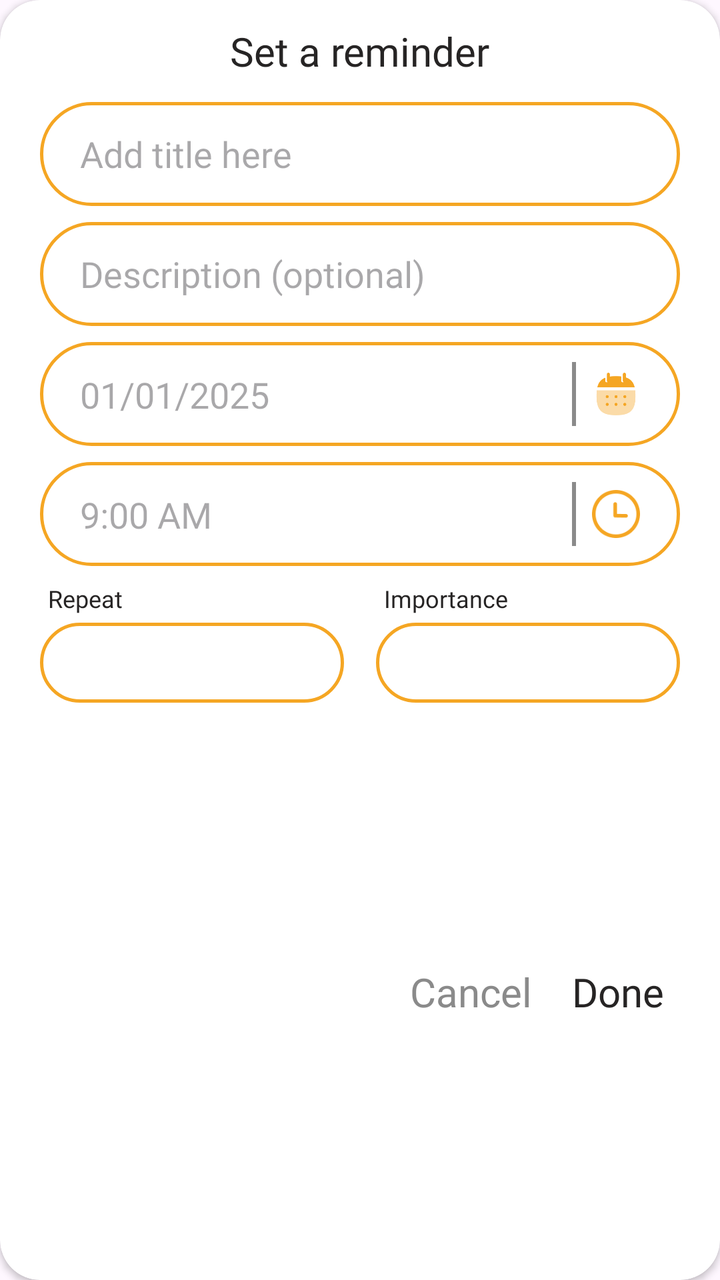
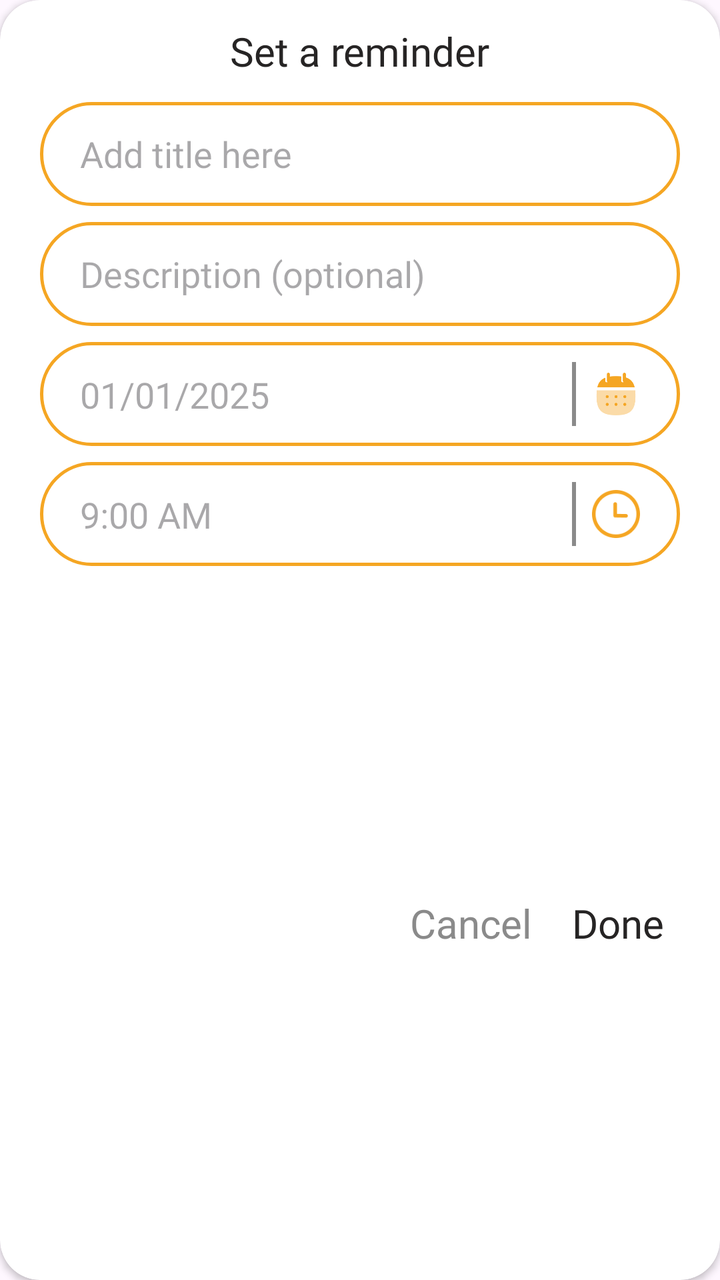

Before-and-after screenshots of an Android layout around one commit, followed by the original layout XML and the change that was made.
<!-- AndroidManifest.xml: application theme Theme.Radiate -->
<!-- res/layout/popup_activity_reminder.xml -->
<?xml version="1.0" encoding="utf-8"?>
<androidx.cardview.widget.CardView xmlns:android="http://schemas.android.com/apk/res/android"
    android:layout_width="match_parent"
    android:layout_height="wrap_content"
    xmlns:app="http://schemas.android.com/apk/res-auto"
    android:backgroundTint="@color/white"
    app:cardCornerRadius="20dp"
    android:layout_margin="20dp">

    <androidx.constraintlayout.widget.ConstraintLayout
        android:layout_width="match_parent"
        android:layout_height="match_parent">

        <TextView
            android:id="@+id/tvTitle"
            android:layout_width="wrap_content"
            android:layout_height="wrap_content"
            android:text="@string/set_a_reminder"
            android:textSize="20sp"
            android:fontFamily="@font/inika_regular"
            android:textColor="@color/black"
            android:layout_marginTop="12dp"
            app:layout_constraintTop_toTopOf="parent"
            app:layout_constraintStart_toStartOf="parent"
            app:layout_constraintEnd_toEndOf="parent"/>

        <EditText
            android:id="@+id/edtReminderTitle"
            android:layout_width="match_parent"
            android:layout_height="wrap_content"
            android:minHeight="52dp"
            android:background="@drawable/custom_background_edittext"
            android:hint="@string/reminder_title"
            android:layout_marginTop="12dp"
            android:layout_marginStart="20dp"
            android:layout_marginEnd="20dp"
            app:layout_constraintTop_toBottomOf="@+id/tvTitle"
            app:layout_constraintStart_toStartOf="parent"
            app:layout_constraintEnd_toEndOf="parent"/>

        <EditText
            android:id="@+id/edtReminderDescription"
            android:layout_width="match_parent"
            android:layout_height="wrap_content"
            android:minHeight="52dp"
            android:background="@drawable/custom_background_edittext"
            android:hint="@string/reminder_description"
            android:textColor="@color/black"
            android:fontFamily="@font/inika_regular"
            android:layout_marginTop="8dp"
            android:layout_marginStart="20dp"
            android:layout_marginEnd="20dp"
            app:layout_constraintTop_toBottomOf="@id/edtReminderTitle"/>

        <androidx.constraintlayout.widget.ConstraintLayout
            android:id="@+id/calenderSection"
            android:layout_width="match_parent"
            android:layout_height="wrap_content"
            android:minHeight="52dp"
            android:background="@drawable/custom_background_edittext"
            android:layout_marginTop="8dp"
            android:layout_marginStart="20dp"
            android:layout_marginEnd="20dp"
            app:layout_constraintTop_toBottomOf="@id/edtReminderDescription">

            <EditText
                android:id="@+id/edtReminderDate"
                android:layout_width="0dp"
                android:layout_height="wrap_content"
                android:background="@color/white"
                android:hint="@string/task_date"
                android:textColor="@color/black"
                android:fontFamily="@font/opensans"
                app:layout_constraintTop_toTopOf="parent"
                app:layout_constraintStart_toStartOf="parent"
                app:layout_constraintBottom_toBottomOf="parent"
                app:layout_constraintEnd_toStartOf="@id/divider"/>

            <View
                android:id="@+id/divider"
                android:layout_width="2dp"
                android:layout_height="32dp"
                android:background="@color/grey"
                android:layout_marginEnd="8dp"
                app:layout_constraintTop_toTopOf="parent"
                app:layout_constraintBottom_toBottomOf="parent"
                app:layout_constraintEnd_toStartOf="@+id/imgBtnCalender"/>

            <ImageButton
                android:id="@+id/imgBtnCalender"
                android:layout_width="24dp"
                android:layout_height="24dp"
                android:background="@drawable/icon_calender_4x"
                android:layout_marginEnd="20dp"
                app:layout_constraintTop_toTopOf="parent"
                app:layout_constraintEnd_toEndOf="parent"
                app:layout_constraintBottom_toBottomOf="parent"/>

        </androidx.constraintlayout.widget.ConstraintLayout>

        <androidx.constraintlayout.widget.ConstraintLayout
            android:id="@+id/timeSection"
            android:layout_width="match_parent"
            android:layout_height="wrap_content"
            android:minHeight="52dp"
            android:background="@drawable/custom_background_edittext"
            android:layout_marginTop="8dp"
            android:layout_marginStart="20dp"
            android:layout_marginEnd="20dp"
            app:layout_constraintTop_toBottomOf="@id/calenderSection">

            <EditText
                android:id="@+id/edtReminderTime"
                android:layout_width="0dp"
                android:layout_height="wrap_content"
                android:background="@color/white"
                android:hint="@string/reminder_time"
                android:textColor="@color/black"
                android:fontFamily="@font/opensans"
                app:layout_constraintTop_toTopOf="parent"
                app:layout_constraintStart_toStartOf="parent"
                app:layout_constraintBottom_toBottomOf="parent"
                app:layout_constraintEnd_toStartOf="@id/divider2"/>

            <View
                android:id="@+id/divider2"
                android:layout_width="2dp"
                android:layout_height="32dp"
                android:background="@color/grey"
                android:layout_marginEnd="8dp"
                app:layout_constraintTop_toTopOf="parent"
                app:layout_constraintBottom_toBottomOf="parent"
                app:layout_constraintEnd_toStartOf="@+id/imgBtnTime"/>

            <ImageButton
                android:id="@+id/imgBtnTime"
                android:layout_width="24dp"
                android:layout_height="24dp"
                android:background="@drawable/time_circle"
                android:layout_marginEnd="20dp"
                app:layout_constraintTop_toTopOf="parent"
                app:layout_constraintEnd_toEndOf="parent"
                app:layout_constraintBottom_toBottomOf="parent"/>

        </androidx.constraintlayout.widget.ConstraintLayout>

        <LinearLayout
            android:id="@+id/spinnerSection"
            android:layout_width="match_parent"
            android:layout_height="wrap_content"
            android:orientation="horizontal"
            android:weightSum="2"
            android:gravity="center_vertical"
            android:layout_marginStart="20dp"
            android:layout_marginEnd="20dp"
            android:layout_marginTop="8dp"
            app:layout_constraintTop_toBottomOf="@id/timeSection">

            <LinearLayout
                android:layout_width="match_parent"
                android:layout_height="match_parent"
                android:orientation="vertical"
                android:layout_weight="1">

                <TextView
                    android:id="@+id/txtRepeat"
                    android:layout_width="wrap_content"
                    android:layout_height="wrap_content"
                    android:text="@string/repeat"
                    android:textSize="12sp"
                    android:textColor="@color/black"
                    android:fontFamily="@font/inika_regular"
                    android:layout_marginStart="4dp"/>

                <Spinner
                    android:id="@+id/spinnerRepeat"
                    android:layout_width="match_parent"
                    android:layout_height="wrap_content"
                    android:minHeight="40dp"
                    android:background="@drawable/custom_background_edittext"
                    android:gravity="center"
                    android:layout_marginTop="4dp"
                    android:layout_marginEnd="8dp"/>

            </LinearLayout>

            <LinearLayout
                android:layout_width="match_parent"
                android:layout_height="match_parent"
                android:orientation="vertical"
                android:layout_weight="1">

                <TextView
                    android:id="@+id/txtFrequency"
                    android:layout_width="wrap_content"
                    android:layout_height="wrap_content"
                    android:text="@string/importance"
                    android:textColor="@color/black"
                    android:textSize="12sp"
                    android:fontFamily="@font/inika_regular"
                    android:layout_marginStart="12dp"/>

                <Spinner
                    android:id="@+id/spinnerImportance"
                    android:layout_width="match_parent"
                    android:layout_height="wrap_content"
                    android:minHeight="40dp"
                    android:layout_marginTop="4dp"
                    android:layout_marginStart="8dp"
                    android:background="@drawable/custom_background_edittext" />

            </LinearLayout>
        </LinearLayout>

        <TextView
            android:id="@+id/btnDone"
            android:layout_width="wrap_content"
            android:layout_height="wrap_content"
            android:text="@string/done"
            android:textSize="20sp"
            android:textColor="@color/black"
            android:fontFamily="@font/inika_regular"
            android:layout_marginEnd="28dp"
            android:layout_marginTop="12dp"
            android:layout_marginBottom="12dp"
            app:layout_constraintTop_toBottomOf="@id/spinnerSection"
            app:layout_constraintBottom_toBottomOf="parent"
            app:layout_constraintEnd_toEndOf="parent"/>

        <TextView
            android:id="@+id/btnCancel"
            android:layout_width="wrap_content"
            android:layout_height="wrap_content"
            android:text="@string/cancel"
            android:textSize="20sp"
            android:textColor="@color/grey"
            android:layout_marginTop="12dp"
            android:layout_marginEnd="20dp"
            android:layout_marginBottom="12dp"
            app:layout_constraintEnd_toStartOf="@id/btnDone"
            app:layout_constraintBottom_toBottomOf="parent"
            app:layout_constraintTop_toBottomOf="@id/spinnerSection"/>


    </androidx.constraintlayout.widget.ConstraintLayout>
</androidx.cardview.widget.CardView>
<!-- resources referenced by this layout -->
<resources>
  <color name="black">#262424</color>
  <color name="grey">#8A8A8A</color>
  <color name="white">#FFFFFFFF</color>
  <!-- drawable custom_background_edittext (drawable) -->
  <?xml version="1.0" encoding="utf-8"?>
  <shape xmlns:android="http://schemas.android.com/apk/res/android" android:shape="rectangle">
  
      <solid android:color="@color/white"/>
      <stroke android:width="1.5dp"
          android:color="@color/softcoral"/>
      <corners android:radius="25dp"/>
      <padding android:left="20dp"/>
  </shape>
  <!-- drawable icon_calender_4x: jpg bitmap (drawable, 14753 bytes) -->
  <!-- drawable time_circle: png bitmap (drawable, 2359 bytes) -->
  <string name="cancel">Cancel</string>
  <string name="done">Done</string>
  <string name="importance">Importance</string>
  <string name="reminder_description">Description (optional)</string>
  <string name="reminder_time">9:00 AM</string>
  <string name="reminder_title">Add title here</string>
  <string name="repeat">Repeat</string>
  <string name="set_a_reminder">Set a reminder</string>
  <string name="task_date">01/01/2025</string>
  <style name="Theme.Radiate" parent="Base.Theme.Radiate" />
  <color name="softcoral">#F5A623</color>
  <style name="Base.Theme.Radiate" parent="Theme.Material3.DayNight.NoActionBar">
          
          
      </style>
</resources>

<!-- the commit's change to res/layout/popup_activity_reminder.xml (unified diff, before → after) -->
@@ -144,74 +144,6 @@
 
         </androidx.constraintlayout.widget.ConstraintLayout>
 
-        <LinearLayout
-            android:id="@+id/spinnerSection"
-            android:layout_width="match_parent"
-            android:layout_height="wrap_content"
-            android:orientation="horizontal"
-            android:weightSum="2"
-            android:gravity="center_vertical"
-            android:layout_marginStart="20dp"
-            android:layout_marginEnd="20dp"
-            android:layout_marginTop="8dp"
-            app:layout_constraintTop_toBottomOf="@id/timeSection">
-
-            <LinearLayout
-                android:layout_width="match_parent"
-                android:layout_height="match_parent"
-                android:orientation="vertical"
-                android:layout_weight="1">
-
-                <TextView
-                    android:id="@+id/txtRepeat"
-                    android:layout_width="wrap_content"
-                    android:layout_height="wrap_content"
-                    android:text="@string/repeat"
-                    android:textSize="12sp"
-                    android:textColor="@color/black"
-                    android:fontFamily="@font/inika_regular"
-                    android:layout_marginStart="4dp"/>
-
-                <Spinner
-                    android:id="@+id/spinnerRepeat"
-                    android:layout_width="match_parent"
-                    android:layout_height="wrap_content"
-                    android:minHeight="40dp"
-                    android:background="@drawable/custom_background_edittext"
-                    android:gravity="center"
-                    android:layout_marginTop="4dp"
-                    android:layout_marginEnd="8dp"/>
-
-            </LinearLayout>
-
-            <LinearLayout
-                android:layout_width="match_parent"
-                android:layout_height="match_parent"
-                android:orientation="vertical"
-                android:layout_weight="1">
-
-                <TextView
-                    android:id="@+id/txtFrequency"
-                    android:layout_width="wrap_content"
-                    android:layout_height="wrap_content"
-                    android:text="@string/importance"
-                    android:textColor="@color/black"
-                    android:textSize="12sp"
-                    android:fontFamily="@font/inika_regular"
-                    android:layout_marginStart="12dp"/>
-
-                <Spinner
-                    android:id="@+id/spinnerImportance"
-                    android:layout_width="match_parent"
-                    android:layout_height="wrap_content"
-                    android:minHeight="40dp"
-                    android:layout_marginTop="4dp"
-                    android:layout_marginStart="8dp"
-                    android:background="@drawable/custom_background_edittext" />
-
-            </LinearLayout>
-        </LinearLayout>
-
         <TextView
             android:id="@+id/btnDone"
             android:layout_width="wrap_content"
@@ -223,7 +155,7 @@
             android:layout_marginEnd="28dp"
             android:layout_marginTop="12dp"
             android:layout_marginBottom="12dp"
-            app:layout_constraintTop_toBottomOf="@id/spinnerSection"
+            app:layout_constraintTop_toBottomOf="@id/timeSection"
             app:layout_constraintBottom_toBottomOf="parent"
             app:layout_constraintEnd_toEndOf="parent"/>
 
@@ -239,7 +171,7 @@
             android:layout_marginBottom="12dp"
             app:layout_constraintEnd_toStartOf="@id/btnDone"
             app:layout_constraintBottom_toBottomOf="parent"
-            app:layout_constraintTop_toBottomOf="@id/spinnerSection"/>
+            app:layout_constraintTop_toBottomOf="@id/timeSection"/>
 
 
     </androidx.constraintlayout.widget.ConstraintLayout>
<!-- resource entries referenced after the edit -->
@@ -17,11 +17,9 @@
   <!-- drawable time_circle: png bitmap (drawable, 2359 bytes) -->
   <string name="cancel">Cancel</string>
   <string name="done">Done</string>
-  <string name="importance">Importance</string>
   <string name="reminder_description">Description (optional)</string>
   <string name="reminder_time">9:00 AM</string>
   <string name="reminder_title">Add title here</string>
-  <string name="repeat">Repeat</string>
   <string name="set_a_reminder">Set a reminder</string>
   <string name="task_date">01/01/2025</string>
   <style name="Theme.Radiate" parent="Base.Theme.Radiate" />
